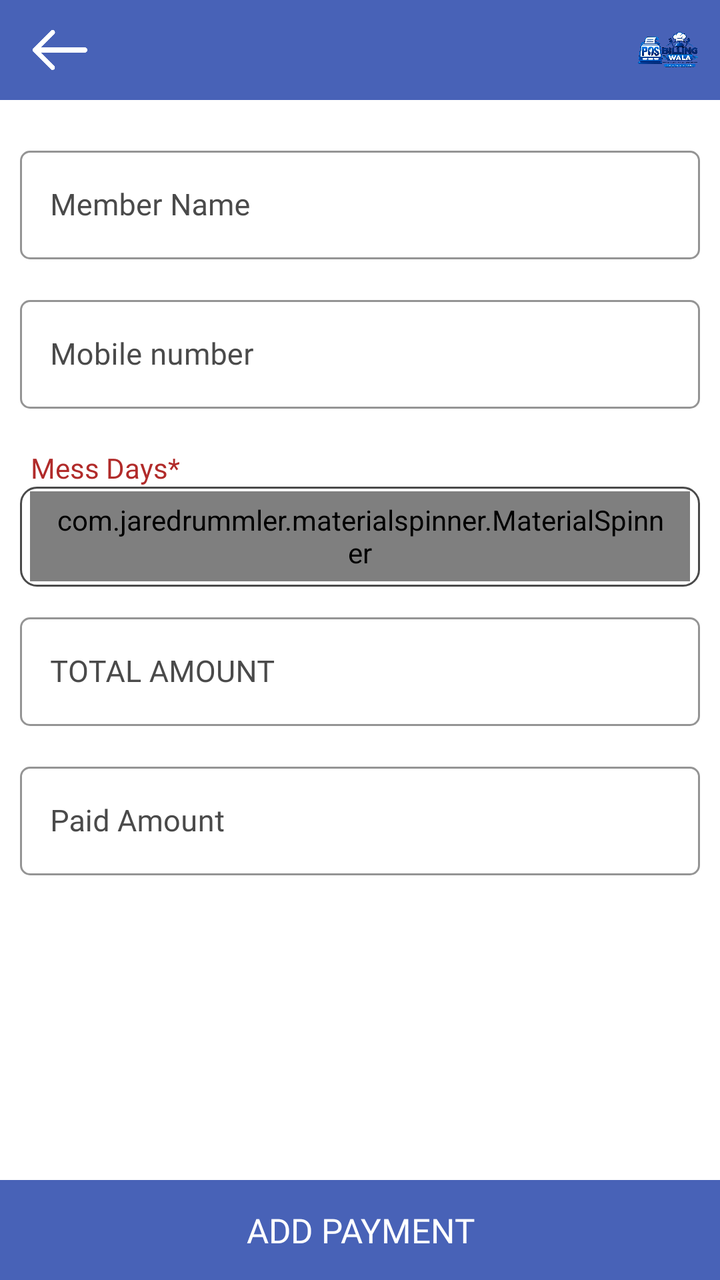
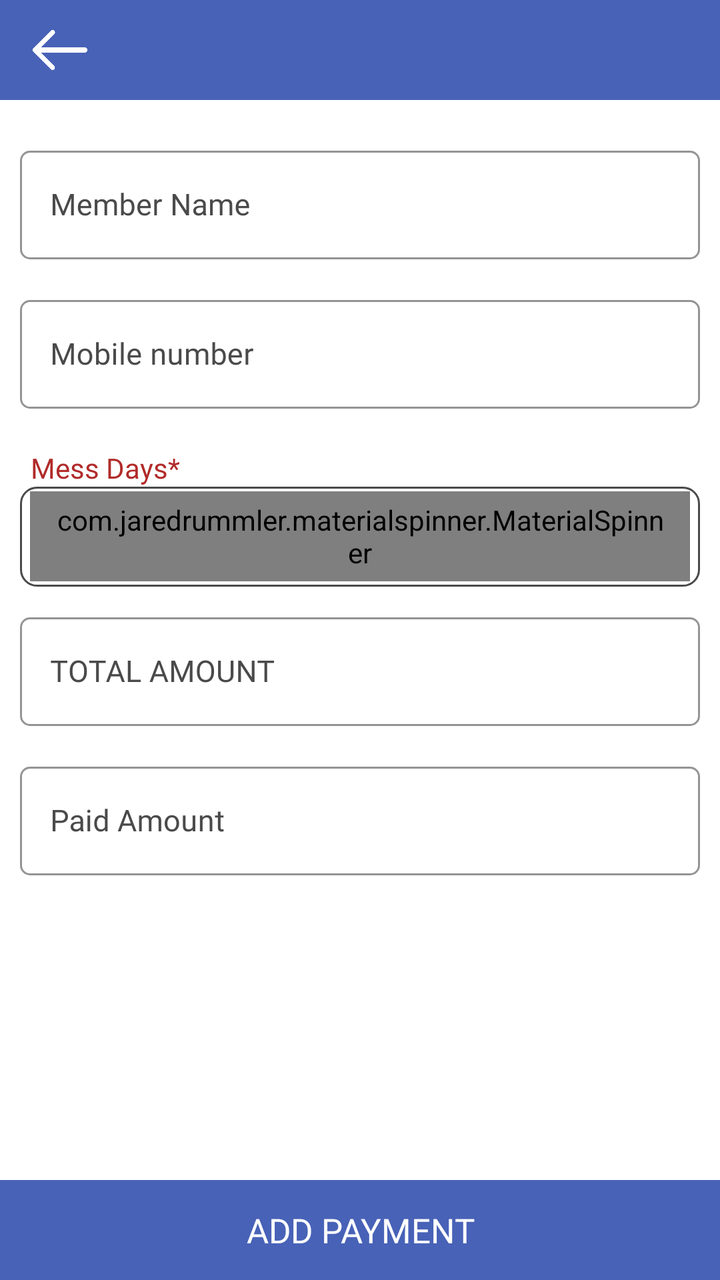

An Android layout rendered at two revisions. The XML below is the earlier revision; the diff shows what the commit changed to produce the second picture.
<!-- AndroidManifest.xml: application theme AppTheme -->
<!-- res/layout/fragment_add_member_payment.xml -->
<?xml version="1.0" encoding="utf-8"?>
<RelativeLayout xmlns:android="http://schemas.android.com/apk/res/android"
    xmlns:app="http://schemas.android.com/apk/res-auto"
    xmlns:tools="http://schemas.android.com/tools"
    android:layout_width="match_parent"
    android:layout_height="match_parent"
    tools:context=".Fragment.AddProduct">

    <com.google.android.material.appbar.AppBarLayout
        android:id="@+id/appBarLayout"
        android:layout_width="match_parent"
        android:layout_height="50dp"
        android:layout_alignParentTop="true">

        <RelativeLayout
            android:layout_width="match_parent"
            android:layout_height="match_parent">

            <ImageView
                android:id="@+id/backToMess"
                android:layout_width="30dp"
                android:layout_height="30dp"
                android:layout_alignParentStart="true"
                android:layout_centerInParent="true"
                android:layout_gravity="center"
                android:layout_marginStart="15dp"
                android:src="@drawable/back"
                app:tint="@color/white" />

        
            <include layout="@layout/include_app_toolbar_logo" />
</RelativeLayout>

    </com.google.android.material.appbar.AppBarLayout>

    <androidx.core.widget.NestedScrollView
        android:layout_width="match_parent"
        android:layout_height="match_parent"
        android:layout_above="@+id/addPayment"
        android:layout_below="@id/appBarLayout">

        <LinearLayout
            android:layout_width="match_parent"
            android:layout_height="match_parent"
            android:orientation="vertical"
            android:padding="10dp">

            <com.google.android.material.textfield.TextInputLayout
                android:id="@+id/memberNameLayout"
                style="@style/Widget.MaterialComponents.TextInputLayout.OutlinedBox"
                android:layout_width="match_parent"
                android:layout_height="wrap_content"
                android:layout_gravity="center"
                android:layout_marginTop="10dp"
                android:layout_marginBottom="5dp"
                android:gravity="center"
                android:textColorHint="@color/light_black"
                app:boxCornerRadiusBottomEnd="5dp"
                app:boxCornerRadiusBottomStart="5dp"
                app:boxCornerRadiusTopEnd="5dp"
                app:boxCornerRadiusTopStart="5dp"
                app:boxStrokeColor="@color/light_black">

                <com.google.android.material.textfield.TextInputEditText
                    android:id="@+id/memberName"
                    android:layout_width="match_parent"
                    android:layout_height="wrap_content"
                    android:digits="abcdefghijklmnopqrstuvwxyzABCDEFGHIJKLMNOPQRSTUVWXYZ "
                    android:enabled="false"
                    android:fontFamily="@font/poppinsregular"
                    android:hint="@string/ui_member_name"
                    android:imeOptions="actionNext"
                    android:inputType="textCapWords"
                    android:paddingStart="15dp"
                    android:paddingEnd="10dp"
                    android:singleLine="true"
                    android:textColor="@color/black"
                    android:textColorHint="@color/light_black"
                    android:textSize="15dp" />

            </com.google.android.material.textfield.TextInputLayout>

            <com.google.android.material.textfield.TextInputLayout
                android:id="@+id/memberMobileNumberLayout"
                style="@style/Widget.MaterialComponents.TextInputLayout.OutlinedBox"
                android:layout_width="match_parent"
                android:layout_height="wrap_content"
                android:layout_gravity="center"
                android:layout_marginTop="10dp"
                android:layout_marginBottom="5dp"
                android:gravity="center"
                android:textColorHint="@color/light_black"
                app:boxCornerRadiusBottomEnd="5dp"
                app:boxCornerRadiusBottomStart="5dp"
                app:boxCornerRadiusTopEnd="5dp"
                app:boxCornerRadiusTopStart="5dp"
                app:boxStrokeColor="@color/light_black">

                <com.google.android.material.textfield.TextInputEditText
                    android:id="@+id/memberMobileNumber"
                    android:layout_width="match_parent"
                    android:layout_height="wrap_content"
                    android:digits="0123456789"
                    android:enabled="false"
                    android:fontFamily="@font/poppinsregular"
                    android:hint="@string/trial_signup_contact"
                    android:imeOptions="actionNext"
                    android:inputType="numberDecimal"
                    android:paddingStart="15dp"
                    android:paddingEnd="10dp"
                    android:singleLine="true"
                    android:textColor="@color/black"
                    android:textColorHint="@color/light_black"
                    android:textSize="15dp" />

            </com.google.android.material.textfield.TextInputLayout>

            <TextView
                android:layout_width="wrap_content"
                android:layout_height="wrap_content"
                android:layout_gravity="center|start"
                android:layout_marginStart="5dp"
                android:layout_marginTop="15dp"
                android:fontFamily="@font/poppinsregular"
                android:gravity="center"
                android:text="@string/ui_mess_days"
                android:textColor="@color/textcolor" />

            <LinearLayout
                android:layout_width="match_parent"
                android:layout_height="50dp"
                android:background="@drawable/button_rounded_border"
                android:orientation="horizontal">

                <com.jaredrummler.materialspinner.MaterialSpinner
                    android:id="@+id/messDaySpinner"
                    android:layout_width="match_parent"
                    android:layout_height="45dp"
                    android:layout_gravity="center"
                    android:layout_margin="5dp"
                    android:fontFamily="@font/poppinsregular"
                    android:gravity="center|start"
                    android:paddingStart="10dp"
                    android:paddingEnd="10dp"
                    android:textColor="@color/black"
                    android:textSize="15dp"
                    app:ms_hint="Select Days" />

            </LinearLayout>

            <com.google.android.material.textfield.TextInputLayout
                android:id="@+id/messAmountLayout"
                style="@style/Widget.MaterialComponents.TextInputLayout.OutlinedBox"
                android:layout_width="match_parent"
                android:layout_height="wrap_content"
                android:layout_gravity="center"
                android:layout_marginTop="10dp"
                android:layout_marginBottom="5dp"
                android:gravity="center"
                android:textColorHint="@color/light_black"
                app:boxCornerRadiusBottomEnd="5dp"
                app:boxCornerRadiusBottomStart="5dp"
                app:boxCornerRadiusTopEnd="5dp"
                app:boxCornerRadiusTopStart="5dp"
                app:boxStrokeColor="@color/light_black">

                <com.google.android.material.textfield.TextInputEditText
                    android:id="@+id/messAmount"
                    android:layout_width="match_parent"
                    android:layout_height="wrap_content"
                    android:digits="0123456789"
                    android:fontFamily="@font/poppinsregular"
                    android:hint="@string/ui_total_amount"
                    android:imeOptions="actionNext"
                    android:inputType="numberDecimal"
                    android:paddingStart="15dp"
                    android:paddingEnd="10dp"
                    android:singleLine="true"
                    android:textColor="@color/black"
                    android:textColorHint="@color/light_black"
                    android:textSize="15dp" />

            </com.google.android.material.textfield.TextInputLayout>

            <com.google.android.material.textfield.TextInputLayout
                android:id="@+id/mesdpaidAmountLayout"
                style="@style/Widget.MaterialComponents.TextInputLayout.OutlinedBox"
                android:layout_width="match_parent"
                android:layout_height="wrap_content"
                android:layout_gravity="center"
                android:layout_marginTop="10dp"
                android:layout_marginBottom="5dp"
                android:gravity="center"
                android:textColorHint="@color/light_black"
                app:boxCornerRadiusBottomEnd="5dp"
                app:boxCornerRadiusBottomStart="5dp"
                app:boxCornerRadiusTopEnd="5dp"
                app:boxCornerRadiusTopStart="5dp"
                app:boxStrokeColor="@color/light_black">

                <com.google.android.material.textfield.TextInputEditText
                    android:id="@+id/messPaidAmount"
                    android:layout_width="match_parent"
                    android:layout_height="wrap_content"
                    android:digits="0123456789"
                    android:fontFamily="@font/poppinsregular"
                    android:hint="@string/ui_paid_amount"
                    android:imeOptions="actionNext"
                    android:inputType="numberDecimal"
                    android:paddingStart="15dp"
                    android:paddingEnd="10dp"
                    android:singleLine="true"
                    android:textColor="@color/black"
                    android:textColorHint="@color/light_black"
                    android:textSize="15dp" />

            </com.google.android.material.textfield.TextInputLayout>

        </LinearLayout>

    </androidx.core.widget.NestedScrollView>

    <TextView
        android:id="@+id/addPayment"
        android:layout_width="match_parent"
        android:layout_height="50dp"
        android:layout_alignParentBottom="true"
        android:layout_gravity="center"
        android:background="@color/colorPrimary"
        android:fontFamily="@font/poppinsmedium"
        android:gravity="center"
        android:text="@string/ui_add_payment"
        android:textAllCaps="true"
        android:textColor="@color/white"
        android:textSize="17dp" />

</RelativeLayout>
<!-- res/layout/include_app_toolbar_logo.xml (included above) -->
<?xml version="1.0" encoding="utf-8"?>
<ImageView xmlns:android="http://schemas.android.com/apk/res/android"
    android:id="@+id/appBrandLogo"
    android:layout_width="32dp"
    android:layout_height="32dp"
    android:layout_alignParentEnd="true"
    android:layout_centerVertical="true"
    android:layout_marginEnd="10dp"
    android:contentDescription="@string/app_name"
    android:scaleType="fitCenter"
    android:src="@drawable/app_logo" />
<!-- resources referenced by this layout -->
<resources>
  <color name="black">#000</color>
  <color name="colorPrimary">#4862b7</color>
  <color name="light_black">#4a4a4a</color>
  <color name="textcolor">#b12b2a</color>
  <color name="white">#fff</color>
  <!-- drawable app_logo: png bitmap (drawable, 586552 bytes) -->
  <!-- drawable back: png bitmap (drawable, 3507 bytes) -->
  <!-- drawable button_rounded_border (drawable) -->
  <?xml version="1.0" encoding="utf-8"?>
  <shape xmlns:android="http://schemas.android.com/apk/res/android">
      <stroke
          android:width="1dp"
          android:color="@color/light_black" />
  
      <corners android:radius="8dp" />
  
  </shape>
  <string name="app_name">Billingwala</string>
  <string name="trial_signup_contact">Mobile number</string>
  <string name="ui_add_payment">Add Payment</string>
  <string name="ui_member_name">Member Name</string>
  <string name="ui_mess_days">Mess Days*</string>
  <string name="ui_paid_amount">Paid Amount</string>
  <string name="ui_total_amount">TOTAL AMOUNT</string>
  <style name="AppTheme" parent="Theme.MaterialComponents.Light.NoActionBar">
          
          <item name="colorPrimary">@color/colorPrimary</item>
          <item name="colorPrimaryDark">@color/colorPrimary</item>
          <item name="colorAccent">@color/colorAccent</item>
          <item name="android:windowIsTranslucent">true</item>
          <item name="windowNoTitle">true</item>
          <item name="windowActionBar">false</item>
  
      </style>
  <color name="colorAccent">#000</color>
</resources>

<!-- the commit's change to res/layout/fragment_add_member_payment.xml (unified diff, before → after) -->
@@ -26,9 +26,6 @@
                 android:layout_marginStart="15dp"
                 android:src="@drawable/back"
                 app:tint="@color/white" />
-
-        
-            <include layout="@layout/include_app_toolbar_logo" />
 </RelativeLayout>
 
     </com.google.android.material.appbar.AppBarLayout>
@@ -235,15 +232,3 @@
         android:textSize="17dp" />
 
 </RelativeLayout>
-<!-- res/layout/include_app_toolbar_logo.xml (included above) -->
-<?xml version="1.0" encoding="utf-8"?>
-<ImageView xmlns:android="http://schemas.android.com/apk/res/android"
-    android:id="@+id/appBrandLogo"
-    android:layout_width="32dp"
-    android:layout_height="32dp"
-    android:layout_alignParentEnd="true"
-    android:layout_centerVertical="true"
-    android:layout_marginEnd="10dp"
-    android:contentDescription="@string/app_name"
-    android:scaleType="fitCenter"
-    android:src="@drawable/app_logo" />
<!-- resource entries referenced after the edit -->
@@ -5,7 +5,6 @@
   <color name="light_black">#4a4a4a</color>
   <color name="textcolor">#b12b2a</color>
   <color name="white">#fff</color>
-  <!-- drawable app_logo: png bitmap (drawable, 586552 bytes) -->
   <!-- drawable back: png bitmap (drawable, 3507 bytes) -->
   <!-- drawable button_rounded_border (drawable) -->
   <?xml version="1.0" encoding="utf-8"?>
@@ -17,7 +16,6 @@
       <corners android:radius="8dp" />
   
   </shape>
-  <string name="app_name">Billingwala</string>
   <string name="trial_signup_contact">Mobile number</string>
   <string name="ui_add_payment">Add Payment</string>
   <string name="ui_member_name">Member Name</string>
